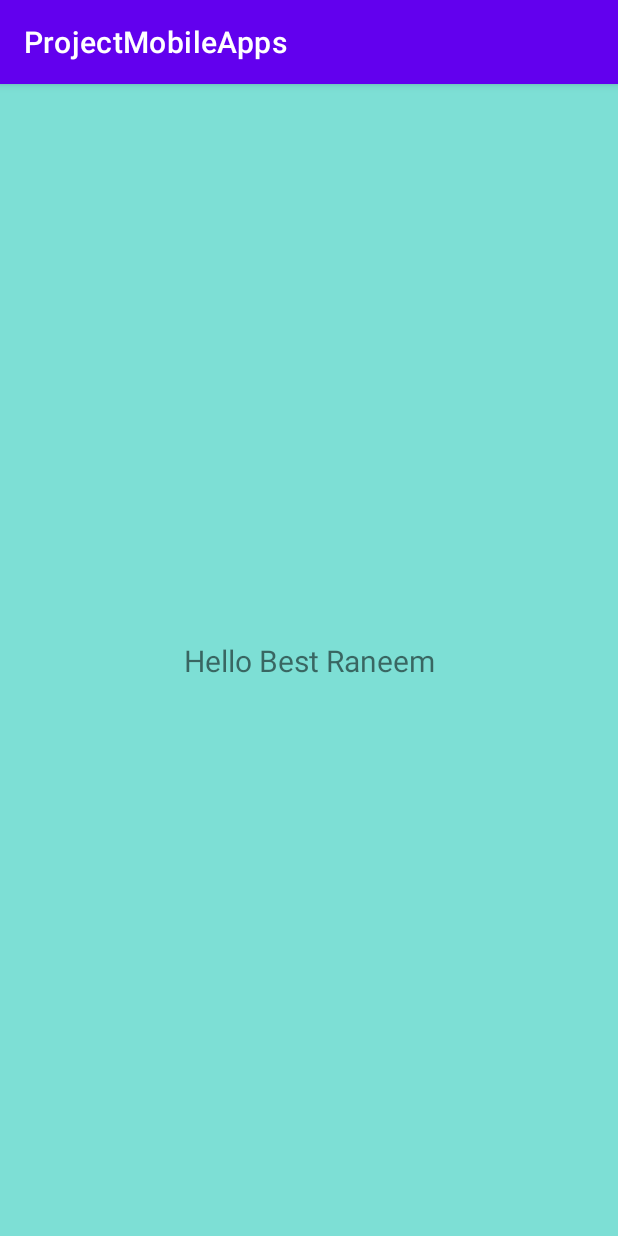
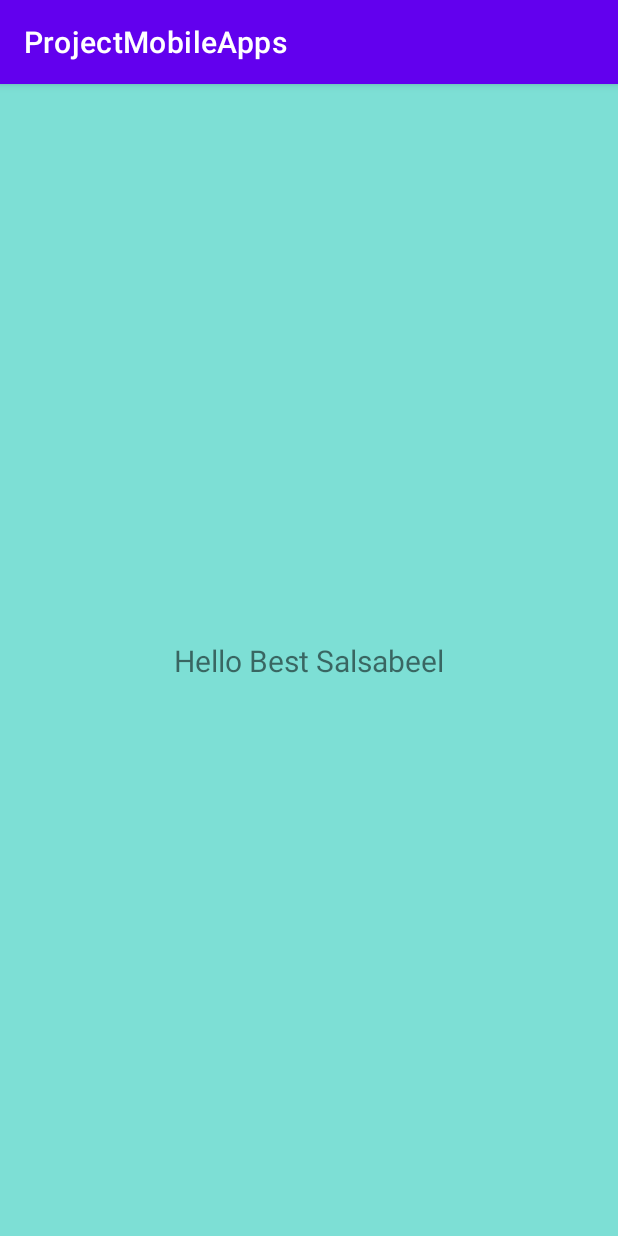
Before and after one commit to SalsabeelH/ProjectMobileApps, an Android app: the screen it shows after launch (MainActivity), on a phone screen of 412 x 824 dp. Run offline under Robolectric (Android 15) with nearby library versions, the phone set to English and light mode, and no system bars.

Commit message:
test Salsabeel

```diff
--- a/app/src/main/res/layout/activity_main.xml
+++ b/app/src/main/res/layout/activity_main.xml
@@ -10,7 +10,7 @@
     <TextView
         android:layout_width="wrap_content"
         android:layout_height="wrap_content"
-        android:text="Hello Best Raneem"
+        android:text="Hello Best Salsabeel"
         android:textSize="20sp"
         app:layout_constraintBottom_toBottomOf="parent"
         app:layout_constraintEnd_toEndOf="parent"
```
